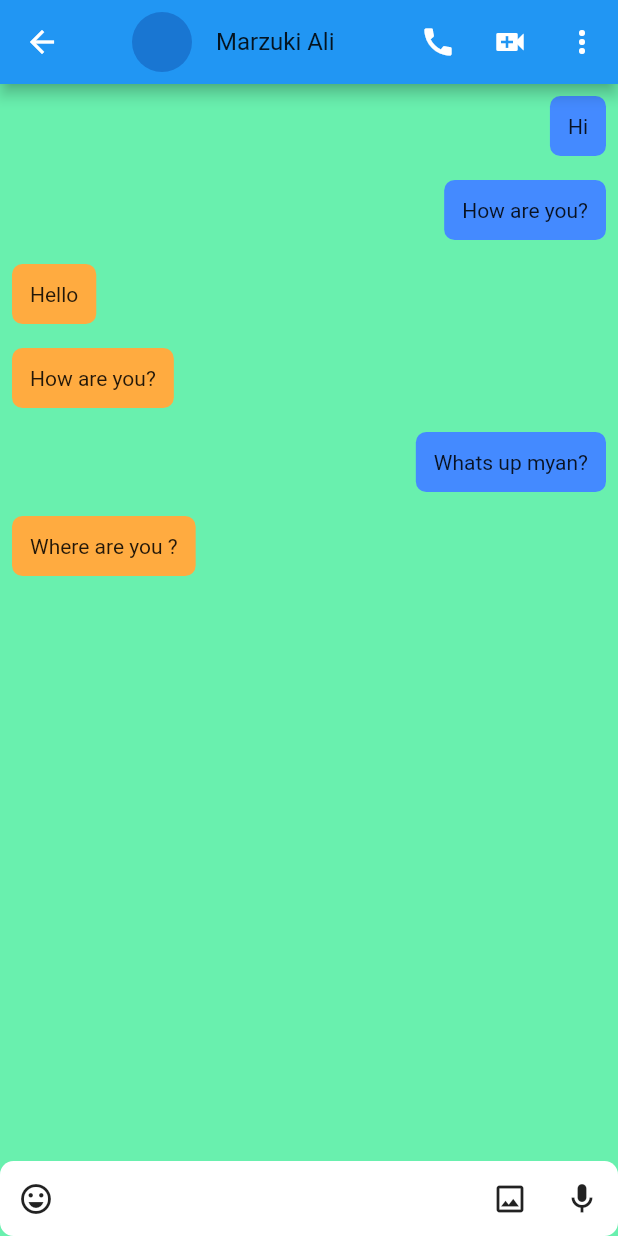
After one commit to Saugat913/etalk, a Flutter app: the screen it shows after launch, after a tap on "Marzuki Ali", on a phone screen of 412 x 824 dp. The commit adds this screen. Run offline on Flutter 3.47's test engine with Material 2 defaults, Android fonts, the phone set to English and light mode, and no system bars.

Commit message:
add the inbox page

```diff
--- /dev/null
+++ b/lib/models/message_model.dart
@@ -0,0 +1,13 @@
+import 'package:flutter/material.dart';
+
+class MessageModel {
+  MessageModel(
+      {required this.message,
+      required this.fromUid,
+      required this.toUid,
+      required this.time});
+  String message;
+  int toUid;
+  int fromUid;
+  TimeOfDay time;
+}
--- a/lib/screens/chat_page.dart
+++ b/lib/screens/chat_page.dart
@@ -1,17 +1,16 @@
+import 'package:etalk/screens/inbox_page.dart';
 import 'package:etalk/widget/buttom_navigation_bar.dart';
 import 'package:flutter/material.dart';
-import 'package:flutter/src/widgets/framework.dart';
-import 'package:flutter/src/widgets/placeholder.dart';
 
 class ChatPage extends StatelessWidget {
   ChatPage({super.key});
-  final List<String> user_list = [
+  final List<String> userList = [
     "Marzuki Ali",
     "Lesti Kejora",
     "John wick",
     "Luna maya"
   ];
-  final List<String> user_list_subtitle = [
+  final List<String> userListSubtitle = [
     "Hello",
     "How are you?",
     "Whats up myan?",
@@ -23,38 +22,46 @@ class ChatPage extends StatelessWidget {
         appBar: AppBar(
           backgroundColor: Colors.transparent,
           elevation: 0,
-          title: Text(
+          title: const Text(
             "Chats",
             style: TextStyle(color: Colors.black, fontSize: 24),
           ),
           actions: [
             IconButton(
                 onPressed: () {},
-                icon: Icon(
+                icon: const Icon(
                   Icons.more_horiz,
                   color: Colors.black45,
                 ))
           ],
         ),
         body: Container(
-          padding: EdgeInsets.all(12),
+          padding: const EdgeInsets.all(12),
           child: Column(children: [
             TextField(
               decoration: InputDecoration(
                   hintText: "Search",
-                  prefixIcon: Icon(Icons.search_sharp),
+                  prefixIcon: const Icon(Icons.search_sharp),
                   border: OutlineInputBorder(
                       borderRadius: BorderRadius.circular(8))),
             ),
-            SizedBox(
+            const SizedBox(
               height: 12,
             ),
             Expanded(
                 child: ListView.builder(
-              itemCount: user_list.length,
+              itemCount: userList.length,
               itemBuilder: (context, index) {
                 return ListTile(
-                    leading: CircleAvatar(), title: Text(user_list[index]),subtitle: Text(user_list_subtitle[index]),);
+                  onTap: () {
+                    Navigator.of(context).push(MaterialPageRoute(
+                        builder: (context) =>
+                            InboxPage(friendName: userList[index])));
+                  },
+                  leading: const CircleAvatar(),
+                  title: Text(userList[index]),
+                  subtitle: Text(userListSubtitle[index]),
+                );
               },
             )),
             CustomButtomNavigationBar()
--- /dev/null
+++ b/lib/screens/inbox_page.dart
@@ -0,0 +1,85 @@
+import 'package:etalk/models/message_model.dart';
+import 'package:etalk/widget/message_card.dart';
+import 'package:etalk/widget/message_writer.dart';
+import 'package:flutter/material.dart';
+
+// lets assume currently loggined user id 12
+class InboxPage extends StatelessWidget {
+  InboxPage({super.key, required this.friendName});
+  final String friendName;
+
+  final List<MessageModel> dummyMessage = [
+    MessageModel(
+        message: "Hi",
+        fromUid: 12,
+        toUid: 18,
+        time: const TimeOfDay(hour: 12, minute: 0)),
+    MessageModel(
+        message: "How are you?",
+        fromUid: 12,
+        toUid: 18,
+        time: const TimeOfDay(hour: 12, minute: 12)),
+    MessageModel(
+        message: "Hello",
+        fromUid: 18,
+        toUid: 12,
+        time: const TimeOfDay(hour: 12, minute: 2)),
+    MessageModel(
+        message: "How are you?",
+        fromUid: 18,
+        toUid: 12,
+        time: const TimeOfDay(hour: 12, minute: 0)),
+    MessageModel(
+        message: "Whats up myan?",
+        fromUid: 12,
+        toUid: 18,
+        time: const TimeOfDay(hour: 12, minute: 0)),
+    MessageModel(
+        message: "Where are you ?",
+        fromUid: 18,
+        toUid: 12,
+        time: const TimeOfDay(hour: 12, minute: 0)),
+  ];
+  @override
+  Widget build(BuildContext context) {
+    return Scaffold(
+      appBar: AppBar(
+        actions: [
+          IconButton(onPressed: () {}, icon: const Icon(Icons.call)),
+          IconButton(onPressed: () {}, icon: const Icon(Icons.video_call)),
+          IconButton(onPressed: () {}, icon: const Icon(Icons.more_vert_outlined)),
+        ],
+        leading: IconButton(
+          onPressed: () {
+            Navigator.of(context).pop();
+          },
+          icon: const Icon(Icons.arrow_back_sharp),
+        ),
+        title: ListTile(
+          title: Text(
+            friendName,
+            overflow: TextOverflow.ellipsis,
+          ),
+          leading: const CircleAvatar(),
+        ),
+      ),
+      body: Container(
+        color: Colors.greenAccent,
+        child: Column(
+          crossAxisAlignment: CrossAxisAlignment.start,
+          children: [
+            Expanded(
+                child: ListView.builder(
+                    itemCount: dummyMessage.length,
+                    itemBuilder: (context, index) {
+                      return MessageCard(
+                        message: dummyMessage.elementAt(index),
+                      );
+                    })),
+            const MessageWriter()
+          ],
+        ),
+      ),
+    );
+  }
+}
--- a/lib/widget/buttom_navigation_bar.dart
+++ b/lib/widget/buttom_navigation_bar.dart
@@ -1,30 +1,26 @@
 import 'package:flutter/material.dart';
-import 'package:flutter/src/widgets/framework.dart';
-import 'package:flutter/src/widgets/placeholder.dart';
 
 class CustomButtomNavigationBar extends StatelessWidget {
   CustomButtomNavigationBar({super.key});
 
-  final List<Icon> _icons_lists = [
-    Icon(
+  final List<Icon> iconsLists = [
+    const Icon(
       Icons.chat_bubble_rounded,
     ),
-    Icon(Icons.call_outlined),
-    Icon(Icons.video_call_outlined),
-    Icon(Icons.account_circle_outlined),
+    const Icon(Icons.call_outlined),
+    const Icon(Icons.video_call_outlined),
+    const Icon(Icons.account_circle_outlined),
   ];
   @override
   Widget build(BuildContext context) {
-    return Container(
-      child: Row(
-        mainAxisAlignment: MainAxisAlignment.spaceEvenly,
-        children: [
-          ...List.generate(
-              _icons_lists.length,
-              (index) => IconButton(
-                  onPressed: () {}, icon: _icons_lists.elementAt(index)))
-        ],
-      ),
+    return Row(
+      mainAxisAlignment: MainAxisAlignment.spaceEvenly,
+      children: [
+        ...List.generate(
+            iconsLists.length,
+            (index) => IconButton(
+                onPressed: () {}, icon: iconsLists.elementAt(index)))
+      ],
     );
   }
 }
--- /dev/null
+++ b/lib/widget/message_card.dart
@@ -0,0 +1,55 @@
+import 'package:etalk/models/message_model.dart';
+import 'package:flutter/material.dart';
+
+class MessageCard extends StatelessWidget {
+  const MessageCard({super.key, required this.message});
+  final MessageModel message;
+
+  Widget buildSendMessageCard() {
+    return Padding(
+      padding: const EdgeInsets.all(8.0),
+      child: Row(
+        mainAxisAlignment: MainAxisAlignment.end,
+        children: [
+          const Spacer(),
+          Flexible(
+              child: Container(
+            padding: const EdgeInsets.all(12),
+            decoration: BoxDecoration(
+                color: Colors.blueAccent,
+                borderRadius: BorderRadius.circular(7)),
+            child: Text(message.message),
+          ))
+        ],
+      ),
+    );
+  }
+
+  Widget buildRecievedMessageCard() {
+    return Padding(
+      padding: const EdgeInsets.all(8.0),
+      child: Row(
+        mainAxisAlignment: MainAxisAlignment.start,
+        children: [
+          Flexible(
+              child: Container(
+            padding: const EdgeInsets.all(12),
+            decoration: BoxDecoration(
+                color: Colors.orangeAccent,
+                borderRadius: BorderRadius.circular(7)),
+            child: Text(message.message),
+          )),
+          const Spacer()
+        ],
+      ),
+    );
+  }
+
+  @override
+  Widget build(BuildContext context) {
+    // lets assume currently loggined user id 12
+    return message.fromUid != 12
+        ? buildRecievedMessageCard()
+        : buildSendMessageCard();
+  }
+}
--- /dev/null
+++ b/lib/widget/message_writer.dart
@@ -0,0 +1,51 @@
+import 'package:flutter/material.dart';
+
+class MessageWriter extends StatefulWidget {
+  const MessageWriter({super.key});
+
+  @override
+  State<MessageWriter> createState() => _MessageWriterState();
+}
+
+class _MessageWriterState extends State<MessageWriter> {
+  bool isMessageEmpty = true;
+  @override
+  Widget build(BuildContext context) {
+    var screenWidth = MediaQuery.of(context).size.width;
+    return Container(
+      decoration: BoxDecoration(
+        borderRadius: BorderRadius.circular(9),
+        color: Colors.white,
+      ),
+      width: screenWidth,
+      height: 50,
+      child: Row(children: [
+        IconButton(onPressed: () {}, icon: const Icon(Icons.emoji_emotions_outlined)),
+        Expanded(
+            child: TextField(
+          onChanged: (value) {
+            if (value.isEmpty) {
+              setState(() {
+                isMessageEmpty = true;
+              });
+            } else {
+              setState(() {
+                isMessageEmpty = false;
+              });
+            }
+          },
+          decoration: const InputDecoration(
+            border: InputBorder.none,
+            focusedBorder: InputBorder.none,
+          ),
+        )),
+        isMessageEmpty
+            ? IconButton(onPressed: () {}, icon: const Icon(Icons.image_outlined))
+            : IconButton(onPressed: () {}, icon: const Icon(Icons.send)),
+        isMessageEmpty
+            ? IconButton(onPressed: () {}, icon: const Icon(Icons.mic_outlined))
+            : Container(),
+      ]),
+    );
+  }
+}
```
